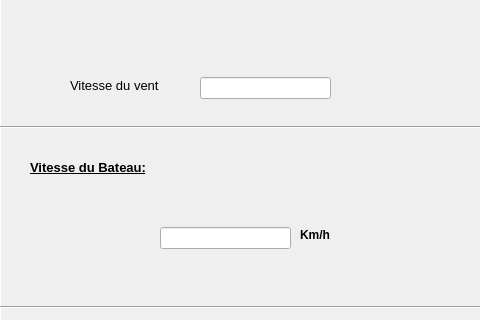
First picture: the form in ihm/forms/mainwindow.ui, repository etiennelndr/ihm_voilierautonome, before the edit; both pictures show x 620 to 1100 and y 132 to 452 of the 1100 by 805 pixel window.
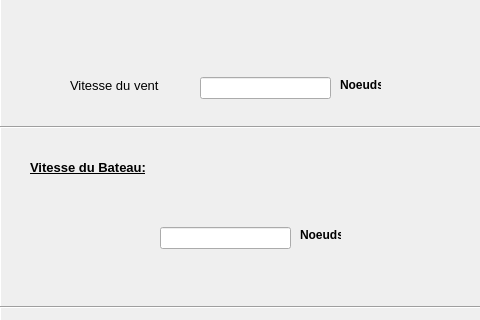
Second picture: the form after the edit. Icons and pictures are not drawn. Custom widgets are drawn as their Qt base class.

```diff
--- a/ihm/forms/mainwindow.ui
+++ b/ihm/forms/mainwindow.ui
@@ -211,7 +211,7 @@
      </font>
     </property>
     <property name="text">
-     <string>Km/h</string>
+     <string>Noeuds</string>
     </property>
    </widget>
    <widget class="QLabel" name="label_7">
@@ -584,15 +584,24 @@
      <set>Qt::AlignRight|Qt::AlignTrailing|Qt::AlignVCenter</set>
     </property>
    </widget>
-   <widget class="QuickWidget" name="widget" native="true">
+   <widget class="QLabel" name="label_18">
     <property name="geometry">
      <rect>
-      <x>90</x>
-      <y>260</y>
-      <width>391</width>
-      <height>331</height>
+      <x>960</x>
+      <y>190</y>
+      <width>41</width>
+      <height>16</height>
      </rect>
     </property>
+    <property name="font">
+     <font>
+      <weight>75</weight>
+      <bold>true</bold>
+     </font>
+    </property>
+    <property name="text">
+     <string>Noeuds</string>
+    </property>
    </widget>
   </widget>
   <widget class="QMenuBar" name="menuBar">
@@ -634,14 +643,6 @@
   </action>
  </widget>
  <layoutdefault spacing="6" margin="11"/>
- <customwidgets>
-  <customwidget>
-   <class>QuickWidget</class>
-   <extends>QWidget</extends>
-   <header>quickwidget.h</header>
-   <container>1</container>
-  </customwidget>
- </customwidgets>
  <resources>
   <include location="../images.qrc"/>
  </resources>
```
Left out of the diff: 2 changed lines with no effect on the pictures.
